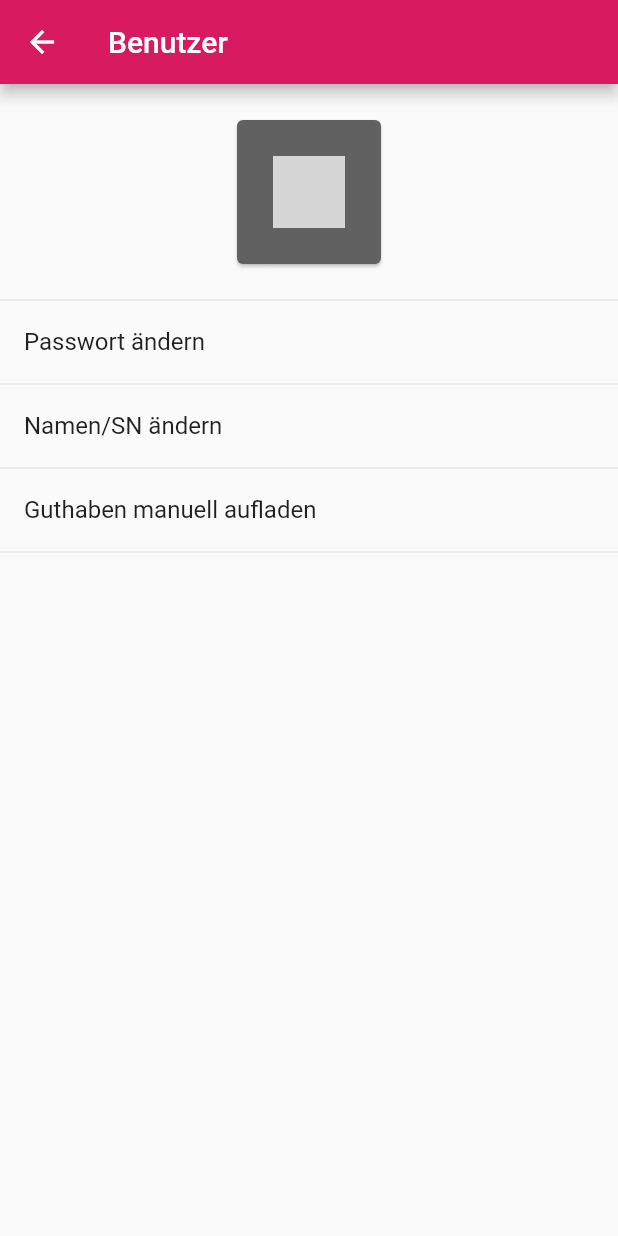
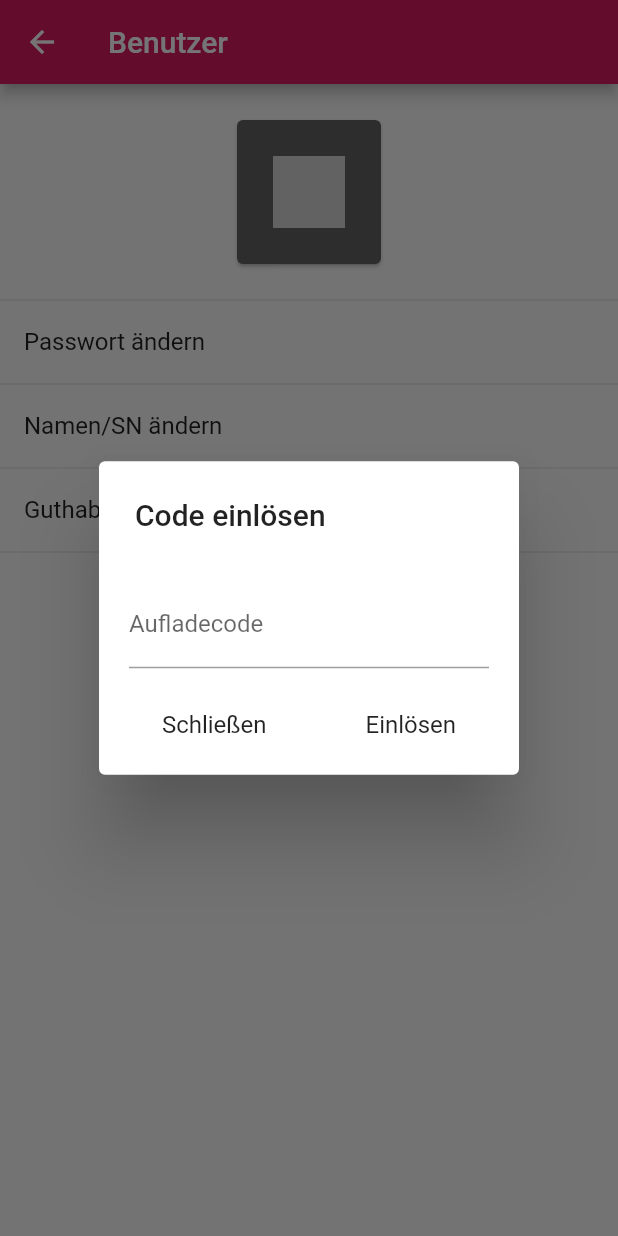
Before and after one commit to astaupb/copyclient_rx, a Flutter app: the UserSettingsPage screen opened directly, after a tap on "Guthaben manuell aufladen", on a phone screen of 412 x 824 dp. Run offline on Flutter 3.47's test engine with Material 2 defaults, Android fonts, the phone set to English and light mode, and no system bars; our stand-ins replace after_layout, bloc, file_picker, flutter_bloc, package_info, sqflite; missing offline and left inert: barcode_scan, blocs_copyclient; accounts and stored records are empty; statements that could not run were skipped; grey boxes are pictures that could not be loaded.

Commit message:
add manual token redeeming and reorder dialogs

```diff
--- /dev/null
+++ b/lib/pages/settings/user_dialogs/redeem_token_dialog.dart
@@ -0,0 +1,68 @@
+import 'package:blocs_copyclient/journal.dart';
+import 'package:flutter/material.dart';
+
+class RedeemTokenDialog extends StatefulWidget {
+  final JournalBloc journalBloc;
+
+  const RedeemTokenDialog({Key key, this.journalBloc}) : super(key: key);
+
+  @override
+  RedeemTokenDialogState createState() {
+    return RedeemTokenDialogState();
+  }
+}
+
+class RedeemTokenDialogState extends State<RedeemTokenDialog> {
+  final _formKey = GlobalKey<FormState>();
+
+  String _token;
+
+  @override
+  Widget build(BuildContext context) {
+    return Form(
+      key: _formKey,
+      child: SimpleDialog(
+        title: const Text('Code einlösen'),
+        children: <Widget>[
+          Padding(
+            padding: EdgeInsets.all(20.0),
+            child: Column(
+              children: <Widget>[
+                TextFormField(
+                  autocorrect: false,
+                  decoration: InputDecoration(labelText: 'Aufladecode'),
+                  validator: (val) =>
+                      val.length < 16 ? 'Code ist mindestens 16-stellig' : null,
+                  onSaved: (val) => _token = val,
+                ),
+              ],
+            ),
+          ),
+          Row(
+            mainAxisAlignment: MainAxisAlignment.spaceEvenly,
+            children: <Widget>[
+              SimpleDialogOption(
+                onPressed: () {
+                  _formKey.currentState.reset();
+                  Navigator.pop(context);
+                },
+                child: const Text('Schließen'),
+              ),
+              SimpleDialogOption(
+                onPressed: () async {
+                  if (_formKey.currentState.validate()) {
+                    _formKey.currentState.save();
+                    widget.journalBloc.onAddTransaction('"$_token"');
+                    _formKey.currentState.reset();
+                    Navigator.pop(context);
+                  }
+                },
+                child: const Text('Einlösen'),
+              ),
+            ],
+          ),
+        ],
+      ),
+    );
+  }
+}
--- a/lib/pages/settings/user_settings.dart
+++ b/lib/pages/settings/user_settings.dart
@@ -1,9 +1,13 @@
+import 'dart:async';
+
+import 'package:blocs_copyclient/journal.dart';
 import 'package:blocs_copyclient/user.dart';
 import 'package:flutter/material.dart';
 import 'package:flutter_bloc/flutter_bloc.dart';
 
-import 'change_password_dialog.dart';
-import 'change_name_dialog.dart';
+import 'user_dialogs/change_password_dialog.dart';
+import 'user_dialogs/change_name_dialog.dart';
+import 'user_dialogs/redeem_token_dialog.dart';
 
 class UserSettingsPage extends StatelessWidget {
   @override
@@ -64,7 +68,8 @@ class UserSettingsPage extends StatelessWidget {
           ),
           ListTile(
             title: Text('Guthaben manuell aufladen'),
-            onTap: () => _showCreditTokenDialog(),
+            onTap: () => _showCreditTokenDialog(
+                context, BlocProvider.of<JournalBloc>(context)),
           ),
         ].expand((Widget tile) => [tile, Divider(height: 0.0)]).toList(),
       ),
@@ -86,5 +91,14 @@ class UserSettingsPage extends StatelessWidget {
     );
   }
 
-  void _showCreditTokenDialog() {}
+  void _showCreditTokenDialog(
+      BuildContext context, JournalBloc journalBloc) async {
+    showDialog(
+      context: context,
+      builder: (BuildContext context) =>
+          RedeemTokenDialog(journalBloc: journalBloc),
+    );
+    Future.delayed(Duration(seconds: 2))
+        .then((val) => BlocProvider.of<UserBloc>(context).onRefresh());
+  }
 }
--- a/lib/widgets/drawer/drawer.dart
+++ b/lib/widgets/drawer/drawer.dart
@@ -1,4 +1,5 @@
-//import 'package:barcode_scan/barcode_scan.dart';
+import 'dart:async';
+
 import 'package:barcode_scan/barcode_scan.dart';
 import 'package:blocs_copyclient/auth.dart';
 import 'package:blocs_copyclient/journal.dart';
```
Also changed, not shown: lib/pages/settings/user_dialogs/change_name_dialog.dart (renamed from lib/pages/settings/change_name_dialog.dart), lib/pages/settings/user_dialogs/change_password_dialog.dart (renamed from lib/pages/settings/change_password_dialog.dart).
